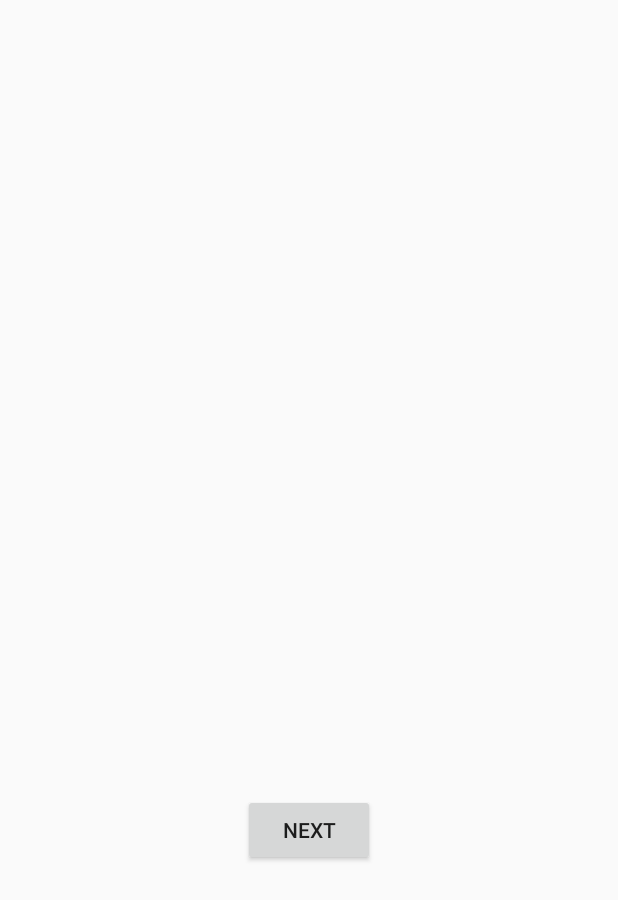
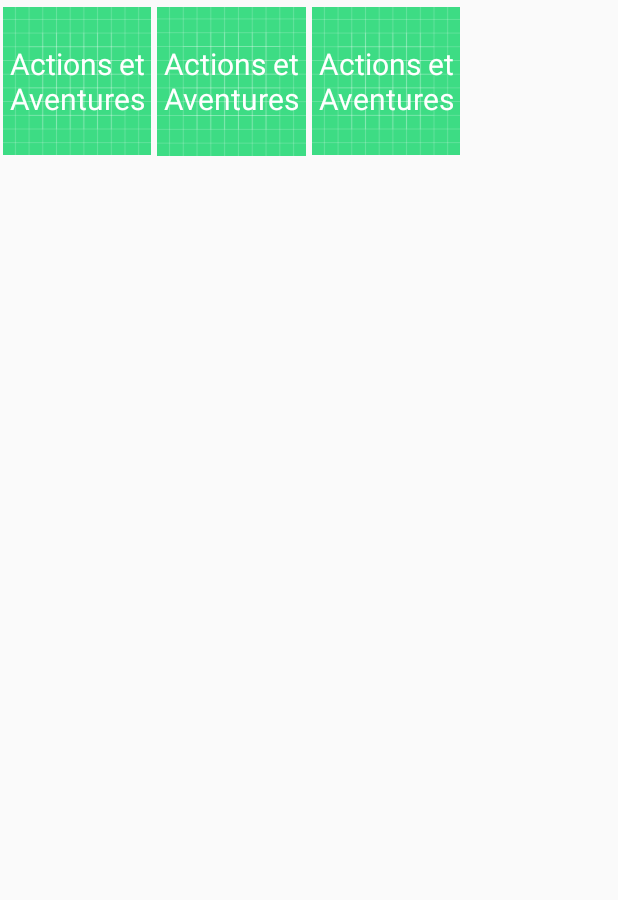
Before and after one commit to MBDS-2023-2024/mini-projet-ibrahim-yassine-badis-marwan, an Android app: the layout fragment_home.xml on its own in the app's theme, with its tools: preview values and no code run, on a phone screen of 412 x 824 dp. Shown: the top 900 px of the screen. Run offline under Robolectric (Android 15) with nearby library versions, the light colour scheme and no system bars; network calls fail.

Commit message:
Afficher les catégories de films sur l'accueil

```diff
--- a/app/build.gradle
+++ b/app/build.gradle
@@ -32,6 +32,9 @@ android {
     kotlinOptions {
         jvmTarget = '1.8'
     }
+    dataBinding {
+        enabled = true
+    }
 
 }
 
--- a/app/src/main/java/com/gmail/eamosse/imdb/di/AppModule.kt
+++ b/app/src/main/java/com/gmail/eamosse/imdb/di/AppModule.kt
@@ -13,7 +13,7 @@ import javax.inject.Named
 object AppModule {
     @Named ("API_KEY")
     @Provides
-    fun provideApiKey() = "507a86e6d98ae2b2cd600e594ee02637"
+    fun provideApiKey() = "78a4d36a87d4e73636316f45d17af54b"
 
     @Named ("BASE_URL")
     @Provides
--- /dev/null
+++ b/app/src/main/res/layout/category_list_item.xml
@@ -0,0 +1,41 @@
+<?xml version="1.0" encoding="utf-8"?>
+<layout>
+    <data>
+        <variable
+            name="item"
+            type="com.gmail.eamosse.idbdata.data.Category" />
+    </data>
+
+    <androidx.constraintlayout.widget.ConstraintLayout xmlns:android="http://schemas.android.com/apk/res/android"
+        xmlns:app="http://schemas.android.com/apk/res-auto"
+        xmlns:tools="http://schemas.android.com/tools"
+        android:layout_width="wrap_content"
+        android:layout_height="wrap_content"
+        android:layout_marginEnd="2dp"
+        android:layout_marginStart="2dp">
+
+        <androidx.appcompat.widget.AppCompatImageView
+            android:id="@+id/category_img"
+            android:layout_width="wrap_content"
+            android:layout_height="wrap_content"
+            android:src="@drawable/ic_launcher_background"
+            app:layout_constraintBottom_toBottomOf="parent"
+            app:layout_constraintEnd_toEndOf="parent"
+            app:layout_constraintStart_toStartOf="parent"
+            app:layout_constraintTop_toTopOf="parent" />
+
+        <androidx.appcompat.widget.AppCompatTextView
+            android:id="@+id/category_name"
+            android:layout_width="0dp"
+            android:layout_height="wrap_content"
+            android:gravity="center"
+            android:textColor="@android:color/white"
+            android:textSize="20sp"
+            android:text="@{item.name}"
+            app:layout_constraintBottom_toBottomOf="@id/category_img"
+            app:layout_constraintEnd_toEndOf="@id/category_img"
+            app:layout_constraintStart_toStartOf="@id/category_img"
+            app:layout_constraintTop_toTopOf="@id/category_img"
+            tools:text="Actions et Aventures" />
+    </androidx.constraintlayout.widget.ConstraintLayout>
+</layout>
--- a/app/src/main/res/layout/fragment_home.xml
+++ b/app/src/main/res/layout/fragment_home.xml
@@ -1,32 +1,23 @@
 <?xml version="1.0" encoding="utf-8"?>
-<androidx.constraintlayout.widget.ConstraintLayout xmlns:android="http://schemas.android.com/apk/res/android"
-    xmlns:app="http://schemas.android.com/apk/res-auto"
+<layout xmlns:android="http://schemas.android.com/apk/res/android"
     xmlns:tools="http://schemas.android.com/tools"
-    android:layout_width="match_parent"
-    android:layout_height="match_parent"
-    tools:context=".ui.home.HomeFragment">
+    xmlns:app="http://schemas.android.com/apk/res-auto">
 
-    <Button
-        android:id="@+id/button_home"
-        android:layout_width="wrap_content"
-        android:layout_height="wrap_content"
-        android:text="@string/next"
-        app:layout_constraintBottom_toBottomOf="parent"
-        app:layout_constraintEnd_toEndOf="parent"
-        app:layout_constraintStart_toStartOf="parent"
-        app:layout_constraintTop_toBottomOf="@id/text_home" />
+    <androidx.constraintlayout.widget.ConstraintLayout
+        android:layout_width="match_parent"
+        android:layout_height="match_parent"
+        tools:context=".ui.home.HomeFragment">
 
-    <TextView
-        android:id="@+id/text_home"
-        android:layout_width="match_parent"
-        android:layout_height="wrap_content"
-        android:layout_marginStart="8dp"
-        android:layout_marginTop="8dp"
-        android:layout_marginEnd="8dp"
-        android:textAlignment="center"
-        android:textSize="20sp"
-        app:layout_constraintBottom_toTopOf="@id/button_home"
-        app:layout_constraintEnd_toEndOf="parent"
-        app:layout_constraintStart_toStartOf="parent"
-        app:layout_constraintTop_toTopOf="parent" />
-</androidx.constraintlayout.widget.ConstraintLayout>
+        <androidx.recyclerview.widget.RecyclerView
+            android:id="@+id/category_list"
+            android:layout_width="0dp"
+            android:layout_height="0dp"
+            app:layoutManager="androidx.recyclerview.widget.GridLayoutManager"
+            app:layout_constraintStart_toStartOf="parent"
+            app:layout_constraintEnd_toEndOf="parent"
+            app:layout_constraintTop_toTopOf="parent"
+            app:layout_constraintBottom_toBottomOf="parent"
+            app:spanCount="4"
+            tools:listitem="@layout/category_list_item" />
+    </androidx.constraintlayout.widget.ConstraintLayout>
+</layout>
--- /dev/null
+++ b/app/src/main/res/values/ids.xml
@@ -0,0 +1,5 @@
+<?xml version="1.0" encoding="utf-8"?>
+<resources>
+    <item name="category_img" type="id" />
+    <item name="category_name" type="id" />
+</resources>
--- a/idbdata/src/main/java/com/gmail/eamosse/idbdata/api/service/MovieService.kt
+++ b/idbdata/src/main/java/com/gmail/eamosse/idbdata/api/service/MovieService.kt
@@ -1,5 +1,6 @@
 package com.gmail.eamosse.idbdata.api.service
 
+import com.gmail.eamosse.idbdata.api.response.CategoryResponse
 import com.gmail.eamosse.idbdata.api.response.TokenResponse
 import retrofit2.Response
 import retrofit2.http.GET
@@ -7,4 +8,7 @@ import retrofit2.http.GET
 internal interface MovieService {
     @GET("authentication/token/new")
     suspend fun getToken(): Response<TokenResponse>
+
+    @GET("/genre/movie/list")
+    suspend fun getCategories(): Response<CategoryResponse>
 }
--- /dev/null
+++ b/idbdata/src/main/java/com/gmail/eamosse/idbdata/data/Category.kt
@@ -0,0 +1,6 @@
+package com.gmail.eamosse.idbdata.data
+
+data class Category(
+    val id: Int,
+    val name: String
+)
```
Also changed, not shown: app/src/main/java/com/gmail/eamosse/imdb/ui/home/CategoryAdapter.kt (added, +30 -0 lines), app/src/main/java/com/gmail/eamosse/imdb/ui/home/HomeFragment.kt (+17 -15 lines), app/src/main/java/com/gmail/eamosse/imdb/ui/home/HomeViewModel.kt (+18 -0 lines), idbdata/src/main/java/com/gmail/eamosse/idbdata/api/response/CategoryReponse.kt (added, +21 -0 lines), idbdata/src/main/java/com/gmail/eamosse/idbdata/datasources/OnlineDataSource.kt (+22 -0 lines), idbdata/src/main/java/com/gmail/eamosse/idbdata/repository/MovieRepository.kt (+15 -0 lines).
